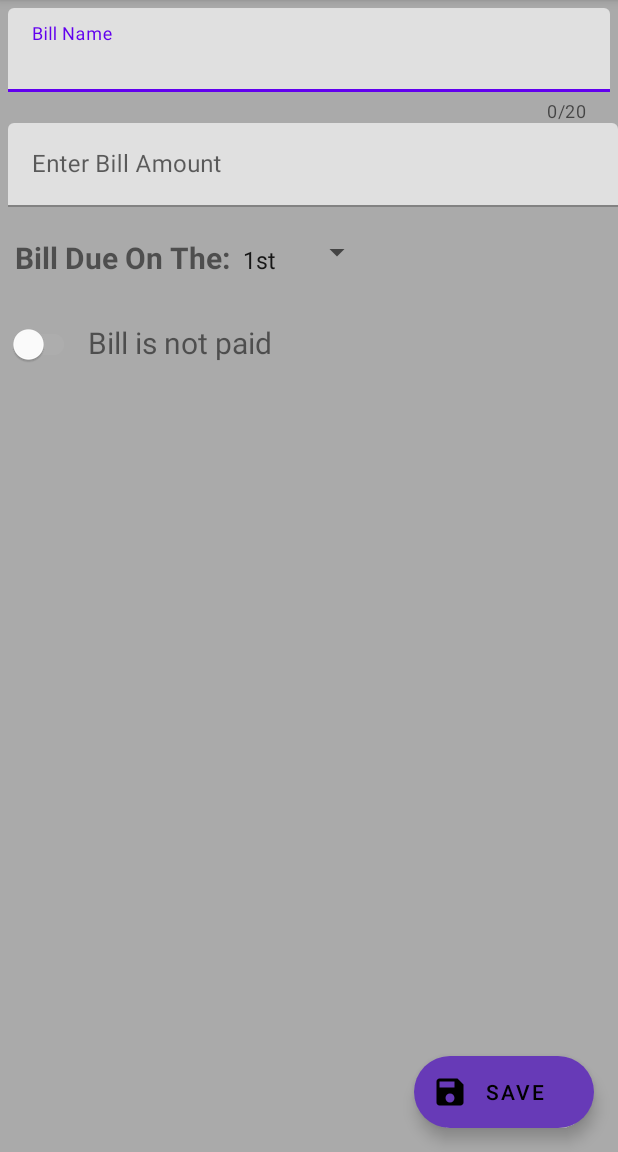
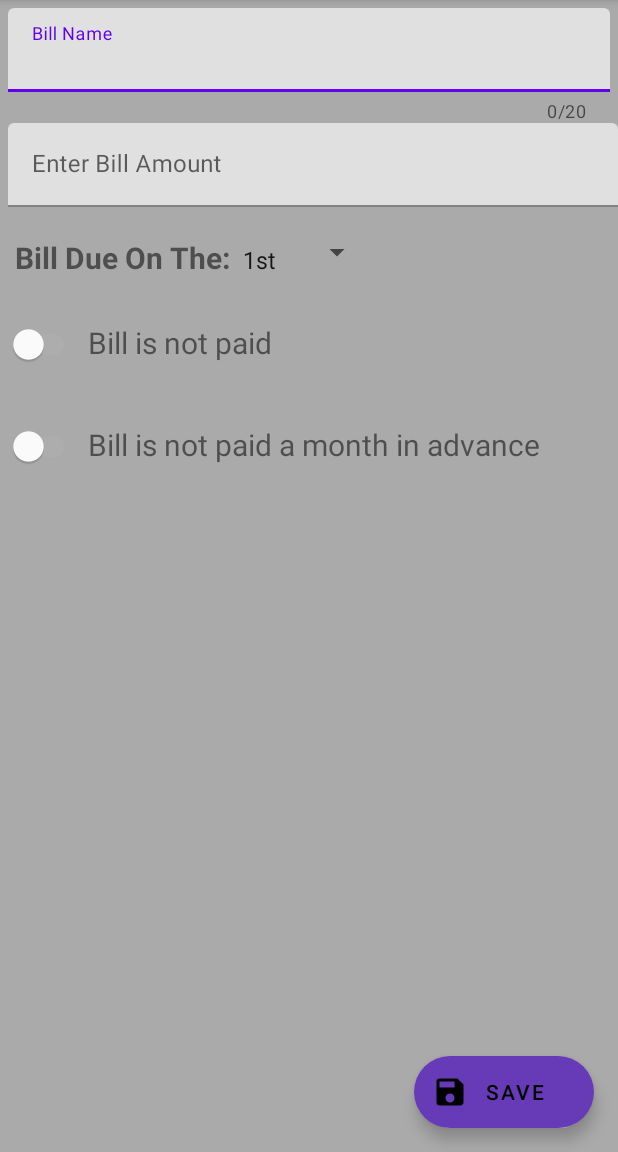
Before and after one commit to Cusyas/PayCheck, an Android app: the screen it shows after launch (NewBillActivity), after a tap on an icon or button, on a phone screen of 412 x 824 dp, the part 84-1236 px from its top. Run offline under Robolectric (Android 15) with nearby library versions, the phone set to English and light mode, and no system bars; our stand-ins replace Room's generated code.

Commit message:
Added the ability to setup a bill as paid a month in advance.

```diff
--- a/app/src/main/java/com/cusyas/android/paycheck/BillColorBarDrawable.kt
+++ b/app/src/main/java/com/cusyas/android/paycheck/BillColorBarDrawable.kt
@@ -3,9 +3,9 @@ package com.cusyas.android.paycheck
 import android.graphics.*
 import android.graphics.drawable.Drawable
 
-class BillColorBarDrawable(barColors: IntArray, daysTillDuePercentage: Float): Drawable() {
+class BillColorBarDrawable(barColors: IntArray, days: Float): Drawable() {
     var barColors: IntArray = barColors
-    val daysTillDuePercentage = daysTillDuePercentage
+    val daysTillDuePercentage = days
 
     override fun draw(canvas: Canvas) {
         val bounds: Rect = bounds
--- a/app/src/main/java/com/cusyas/android/paycheck/BillDatabase/BillRepository.kt
+++ b/app/src/main/java/com/cusyas/android/paycheck/BillDatabase/BillRepository.kt
@@ -22,7 +22,7 @@ class BillRepository(private val billDao: BillDao) {
         billDao.delete(bill)
     }
 
-    suspend fun resetAllPAid(){
+    suspend fun resetAllPaid(){
         billDao.resetAllPaid()
     }
 
--- a/app/src/main/java/com/cusyas/android/paycheck/BillDatabase/BillViewModel.kt
+++ b/app/src/main/java/com/cusyas/android/paycheck/BillDatabase/BillViewModel.kt
@@ -41,7 +41,7 @@ class BillViewModel(application: Application) : AndroidViewModel(application){
 
     fun resetAllPaid(){
         GlobalScope.launch {
-            repository.resetAllPAid()
+            repository.resetAllPaid()
         }
     }
 
--- a/app/src/main/java/com/cusyas/android/paycheck/MainActivity.kt
+++ b/app/src/main/java/com/cusyas/android/paycheck/MainActivity.kt
@@ -40,24 +40,32 @@ class MainActivity : AppCompatActivity() {
         billViewModel = ViewModelProvider(this).get(BillViewModel::class.java)
 
         billViewModel.allBills.observe(this, Observer { bills ->
-            bills?.let {
-                adapter.setBills(it)
-                it.forEach {
-                    if (!it.bill_paid){
+            bills?.let { list ->
+                adapter.setBills(list)
+                var payReset: Boolean = false
+                val sharedPref = getSharedPreferences(getString(R.string.preference_file_key), Context.MODE_PRIVATE)
+                val recentPaidMonth = sharedPref.getInt(getString(R.string.most_recent_paid_month_key), -1)
+                val calendarInstance = Calendar.getInstance()
+                if(recentPaidMonth != calendarInstance.get( Calendar.MONTH)){
+                    payReset = true
+                    sharedPref.edit().putInt(getString(R.string.most_recent_paid_month_key), calendarInstance.get(Calendar.MONTH)).apply()
+                }else { payReset = false }
+                list.forEach {
+                    if (payReset && it.bill_paid_month_advance){
+                        it.bill_paid_month_advance = false
+                        it.bill_paid = true
+                        billViewModel.updateBill(it)
+                    }else if (payReset && !it.bill_paid_month_advance){
+                        it.bill_paid = false
+                        billViewModel.updateBill(it)
+                    }
+                    else if (!payReset && !it.bill_paid){
                         totalDue += it.bill_amount
                     }
                 }
                 totalDueTextView.text = resources.getText(R.string.bill_total_amount_due).toString() + ("\n" + NumberFormat.getCurrencyInstance().format(totalDue))
             }
         })
-
-        val sharedPref = getSharedPreferences(getString(R.string.preference_file_key), Context.MODE_PRIVATE)
-        val recentPaidMonth = sharedPref.getInt(getString(R.string.most_recent_paid_month_key), -1)
-        if(recentPaidMonth != Calendar.MONTH){
-            billViewModel.resetAllPaid()
-            sharedPref.edit().putInt(getString(R.string.most_recent_paid_month_key), Calendar.MONTH).commit()
-        }
-
 
 
         val fab = findViewById<FloatingActionButton>(R.id.fab)
--- a/app/src/main/java/com/cusyas/android/paycheck/NewBillActivity.kt
+++ b/app/src/main/java/com/cusyas/android/paycheck/NewBillActivity.kt
@@ -1,9 +1,9 @@
 package com.cusyas.android.paycheck
 
-import android.content.DialogInterface
 import android.content.Intent
 import android.graphics.Color.*
 import android.graphics.drawable.ColorDrawable
+import android.opengl.Visibility
 import androidx.appcompat.app.AppCompatActivity
 import android.os.Bundle
 import android.text.Editable
@@ -32,6 +32,9 @@ class NewBillActivity : AppCompatActivity(), AdapterView.OnItemSelectedListener
     private lateinit var editBillAmount: EditText
     private lateinit var switchBillPaid: SwitchMaterial
     private lateinit var switchBillPaidText: TextView
+
+    private lateinit var switchBillPaidMonthAdvance: SwitchMaterial
+    private lateinit var switchBillPaidMonthAdvanceText: TextView
 
     private var billPaidBeforeLoading: Boolean? = null
 
@@ -62,7 +65,8 @@ class NewBillActivity : AppCompatActivity(), AdapterView.OnItemSelectedListener
         var filler: TextInputLayout = findViewById(R.id.edit_bill_amount)
         editBillAmount = filler.editText!!
 
-        switchBillPaidText = findViewById(R.id.switchTextView)
+        switchBillPaidText = findViewById(R.id.switchBillPaidTextView)
+        switchBillPaidMonthAdvanceText = findViewById(R.id.switchMonthAdvanceTextView)
 
         val button = findViewById<Button>(R.id.button_save)
 
@@ -73,6 +77,7 @@ class NewBillActivity : AppCompatActivity(), AdapterView.OnItemSelectedListener
         daySpinner = findViewById(R.id.spinner_days)
 
         switchBillPaid = findViewById(R.id.sw_bill_paid)
+        switchBillPaidMonthAdvance = findViewById(R.id.sw_bill_paid_month_advance)
 
         billViewModel = ViewModelProvider(this).get(billViewModel::class.java)
 
@@ -84,13 +89,14 @@ class NewBillActivity : AppCompatActivity(), AdapterView.OnItemSelectedListener
                 if(it != null) {
                     billPaidBeforeLoading = it.bill_paid
                     bill = it
-                    if (it.bill_paid){
-                        switchBillPaid.isChecked = true
-                        switchBillPaidText.text = resources.getText(R.string.switch_paid)
-                    } else{
-                        switchBillPaid.isChecked = false
-                        switchBillPaidText.text = resources.getText(R.string.switch_not_paid)
+
+                    switchBillPaid.isChecked = it.bill_paid
+                    switchBillPaidMonthAdvance.isChecked = it.bill_paid_month_advance
+                    if (!it.bill_paid){
+                        switchBillPaidMonthAdvance.visibility = View.INVISIBLE
+                        switchBillPaidMonthAdvanceText.visibility = View.INVISIBLE
                     }
+
                     editBillNameView.setText(it.bill_name)
                     val billAmount = it.bill_amount * 10
                     var cleanString = billAmount.toString().replace(",", "")
@@ -147,8 +153,13 @@ class NewBillActivity : AppCompatActivity(), AdapterView.OnItemSelectedListener
             if (isChecked){
                 switchBillPaidText.text = resources.getText(R.string.switch_paid)
                 if (billPaidBeforeLoading != null) { supportActionBar?.setBackgroundDrawable(ColorDrawable(GREEN)) }
+                switchBillPaidMonthAdvance.visibility = View.VISIBLE
+                switchBillPaidMonthAdvanceText.visibility = View.VISIBLE
             } else{
                 switchBillPaidText.text = resources.getText(R.string.switch_not_paid)
+                switchBillPaidMonthAdvance.isChecked = false
+                switchBillPaidMonthAdvance.visibility = View.INVISIBLE
+                switchBillPaidMonthAdvanceText.visibility = View.INVISIBLE
                 if (billPaidBeforeLoading != null){
                     if (bill.bill_due_date < Calendar.getInstance().get(Calendar.DAY_OF_MONTH)){ supportActionBar?.setBackgroundDrawable(ColorDrawable(RED)) }
                     else{ supportActionBar?.setBackgroundDrawable(ColorDrawable(YELLOW)) }
@@ -166,7 +177,7 @@ class NewBillActivity : AppCompatActivity(), AdapterView.OnItemSelectedListener
                     billAmount = billAmount.replace(",", "")
 
                     // +1 is added to the daySpinner because the index starts at 0 but the spinner is for the due date
-                    bill = Bill(edit_bill_name.editText?.text.toString(), billAmount.toDouble(), daySpinner.selectedItemPosition+1, switchBillPaid.isChecked)
+                    bill = Bill(edit_bill_name.editText?.text.toString(), billAmount.toDouble(), daySpinner.selectedItemPosition+1, switchBillPaid.isChecked, switchBillPaidMonthAdvance.isChecked)
                     if (billId == -1){
                         billViewModel.insert(bill)
                     } else{
--- a/app/src/main/res/layout/activity_new_bill.xml
+++ b/app/src/main/res/layout/activity_new_bill.xml
@@ -100,12 +100,38 @@
 
 
             <TextView
-                android:id="@+id/switchTextView"
+                android:id="@+id/switchBillPaidTextView"
                 android:layout_width="match_parent"
                 android:layout_height="wrap_content"
                 android:paddingStart="5dp"
                 android:textSize="20sp"
                 android:text="@string/switch_not_paid" />
+        </LinearLayout>
+
+        <LinearLayout
+            android:layout_width="wrap_content"
+            android:layout_height="wrap_content"
+            android:orientation="horizontal"
+            android:paddingTop="20dp"
+            android:paddingStart="5dp">
+
+            <com.google.android.material.switchmaterial.SwitchMaterial
+                android:id="@+id/sw_bill_paid_month_advance"
+                style="@style/Widget.MaterialComponents.CompoundButton.Switch"
+                android:layout_width="wrap_content"
+                android:layout_height="wrap_content"
+                android:showText="false"
+                android:text=""
+                android:textSize="18sp" />
+
+
+            <TextView
+                android:id="@+id/switchMonthAdvanceTextView"
+                android:layout_width="match_parent"
+                android:layout_height="wrap_content"
+                android:paddingStart="5dp"
+                android:textSize="20sp"
+                android:text="@string/switch_not_paid_month_advance" />
         </LinearLayout>
 
 
--- a/app/src/main/res/values/strings.xml
+++ b/app/src/main/res/values/strings.xml
@@ -4,8 +4,7 @@
     <string name="hint_bill_name">Enter Bill Name</string>
     <string name="button_save">Save</string>
     <string name="empty_not_saved">Word not saved because it is empty</string>
-    <string name="switch_paid">Bill is paid</string>
-    <string name="switch_not_paid">Bill is not paid</string>
+
     <string name="preference_file_key">com.cusyas.paycheck.PREFERENCE_FILE_KEY</string>
     <string name="most_recent_paid_month_key">com.cusyas.paycheck.most_recent_paid_month</string>
 
@@ -15,4 +14,10 @@
     <string name="bill_spinner_text">Bill Due On The:</string>
     <string name="bill_id">billId</string>
     <string name="total_amount_due_view">Total Amount Due:</string>
+
+    <string name="switch_paid">Bill is paid</string>
+    <string name="switch_not_paid">Bill is not paid</string>
+
+    <string name="switch_paid_month_advance">Bill is paid a month in advance</string>
+    <string name="switch_not_paid_month_advance">Bill is not paid a month in advance</string>
 </resources>
```
Also changed, not shown: app/src/main/java/com/cusyas/android/paycheck/BillDatabase/Bill.kt (+4 -4 lines), app/src/main/java/com/cusyas/android/paycheck/BillListAdapter.kt (+25 -11 lines), app/src/main/java/com/cusyas/android/paycheck/Utils/BillDueDateDistance.kt (+32 -12 lines).
